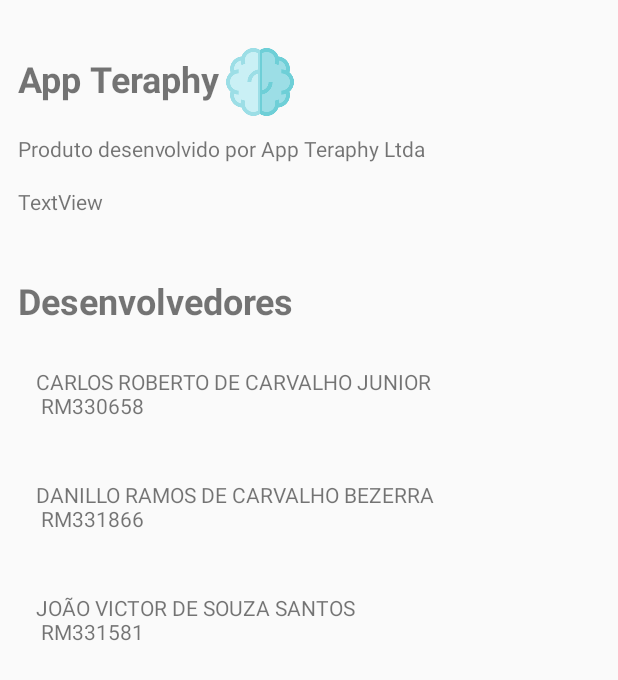
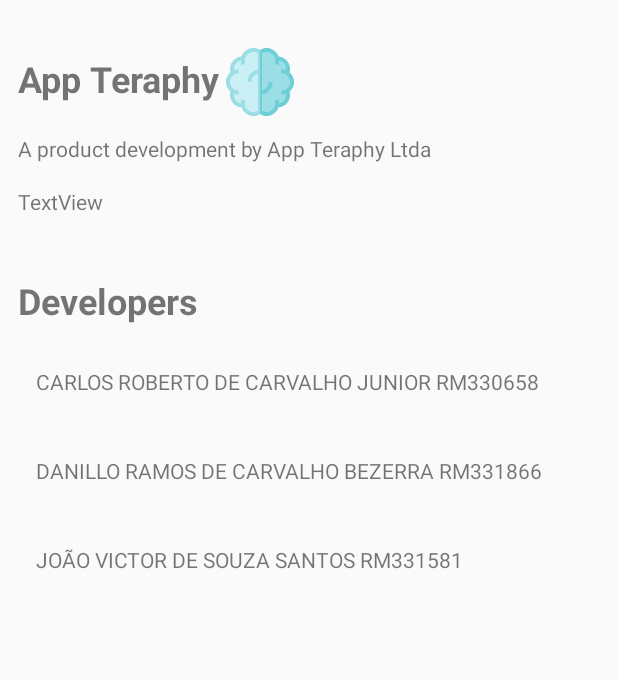
Before and after one commit to crcarvalho/AppTeraphy, an Android app: the layout activity_sobre.xml on its own in the app's theme, with its tools: preview values and no code run, on a phone screen of 412 x 824 dp. Shown: the top 680 px of the screen. Run offline under Robolectric (Android 15) with nearby library versions, the phone set to English and light mode, and no system bars.

Commit message:
Conclusão trabalho

```diff
--- a/app/src/main/java/com/example/carloscarvalho/appteraphy/CadastroEventoActivity.kt
+++ b/app/src/main/java/com/example/carloscarvalho/appteraphy/CadastroEventoActivity.kt
@@ -9,9 +9,7 @@ import com.example.carloscarvalho.appteraphy.extensions.value
 import com.example.carloscarvalho.appteraphy.model.Evento
 import com.google.firebase.auth.FirebaseAuth
 import com.google.firebase.database.FirebaseDatabase
-import kotlinx.android.synthetic.main.activity_cadastro.*
 import kotlinx.android.synthetic.main.activity_cadastro_evento.*
-import kotlinx.android.synthetic.main.eventos_item.*
 
 class CadastroEventoActivity : AppCompatActivity() {
 
--- a/app/src/main/java/com/example/carloscarvalho/appteraphy/SobreActivity.kt
+++ b/app/src/main/java/com/example/carloscarvalho/appteraphy/SobreActivity.kt
@@ -3,8 +3,6 @@ package com.example.carloscarvalho.appteraphy
 import android.support.v7.app.AppCompatActivity
 import android.os.Bundle
 import android.content.pm.PackageManager
-import android.R.attr.versionName
-import android.content.pm.PackageInfo
 import kotlinx.android.synthetic.main.activity_sobre.*
 
 
@@ -17,7 +15,7 @@ class SobreActivity : AppCompatActivity() {
         try {
             val pInfo = this.getPackageManager().getPackageInfo(packageName, 0)
             val version = pInfo.versionName
-            val textVersao = "Versão número: "+ version
+            val textVersao = getString(R.string.number_version)+ version
             tvSobreVersao.setText(textVersao)
         } catch (e: PackageManager.NameNotFoundException) {
             e.printStackTrace()
--- a/app/src/main/java/com/example/carloscarvalho/appteraphy/fragments/EventosFragment.kt
+++ b/app/src/main/java/com/example/carloscarvalho/appteraphy/fragments/EventosFragment.kt
@@ -71,6 +71,11 @@ class EventosFragment : Fragment() {
                 if( !evento?.idUser.equals(FirebaseAuth.getInstance().currentUser!!.uid) ) {
                     //Torna o botão excluir invisivel
                     viewHolder!!.itemView.btEventoItemExcluir?.visibility = View.INVISIBLE
+
+                    //Carrega o item para ser editado
+                    viewHolder!!.itemView.setOnClickListener {
+                        Toast.makeText(activity,getString(R.string.message_error_for_edit_event), Toast.LENGTH_SHORT ).show()
+                    }
                 }else{
                     //Mostra o botão excluir
                     viewHolder!!.itemView.btEventoItemExcluir?.visibility = View.VISIBLE
--- a/app/src/main/res/layout/activity_sobre.xml
+++ b/app/src/main/res/layout/activity_sobre.xml
@@ -33,7 +33,7 @@
     </LinearLayout>
 
     <TextView
-            android:text="Produto desenvolvido por App Teraphy Ltda"
+            android:text="@string/text_development_by"
             android:layout_width="match_parent"
             android:layout_height="wrap_content"
             android:id="@+id/tvSobreAutor"
@@ -63,7 +63,7 @@
 
 
     <TextView
-            android:text="Desenvolvedores"
+            android:text="@string/text_developers"
             android:layout_width="match_parent"
             android:layout_height="wrap_content"
             android:padding="@dimen/padding_reduce"
@@ -78,7 +78,7 @@
             app:layout_constraintStart_toStartOf="@+id/tvSobreVersao"
             app:layout_constraintEnd_toEndOf="@+id/tvSobreVersao" app:layout_constraintHorizontal_bias="0.0"/>
     <TextView
-            android:text="CARLOS ROBERTO DE CARVALHO JUNIOR \n RM330658"
+            android:text="@string/txt_dev_carlos"
             android:layout_width="match_parent"
             android:layout_height="wrap_content"
             android:padding="@dimen/padding_padrao"
@@ -92,7 +92,7 @@
             app:layout_constraintStart_toStartOf="@+id/tvDevs"
             app:layout_constraintEnd_toEndOf="@+id/tvDevs" />
     <TextView
-        android:text="DANILLO RAMOS DE CARVALHO BEZERRA \n RM331866"
+        android:text="@string/txt_dev_danillo"
         android:layout_width="match_parent"
         android:layout_height="wrap_content"
         android:padding="@dimen/padding_padrao"
@@ -106,7 +106,7 @@
         app:layout_constraintStart_toStartOf="@+id/tvDev1"
         app:layout_constraintEnd_toEndOf="@+id/tvDev1" />
     <TextView
-            android:text="JOÃO VICTOR DE SOUZA SANTOS \n RM331581"
+            android:text="@string/txt_dev_joao"
             android:layout_width="match_parent"
             android:layout_height="wrap_content"
             android:padding="@dimen/padding_padrao"
--- a/app/src/main/res/values/strings.xml
+++ b/app/src/main/res/values/strings.xml
@@ -66,4 +66,11 @@
     <string name="message_success_data_update">Data updated!</string>
     <string name="message_error_data_not_updated">Error updating data!</string>
     <string name="message_sccuess_event_deleted">Event deleted successfully!</string>
+    <string name="number_version">Version number:</string>
+    <string name="text_development_by">A product development by App Teraphy Ltda</string>
+    <string name="text_developers">Developers</string>
+    <string name="txt_dev_joao">JOÃO VICTOR DE SOUZA SANTOS RM331581</string>
+    <string name="txt_dev_danillo">DANILLO RAMOS DE CARVALHO BEZERRA RM331866</string>
+    <string name="txt_dev_carlos">CARLOS ROBERTO DE CARVALHO JUNIOR RM330658</string>
+    <string name="message_error_for_edit_event">Event can be edit by owners only!</string>
 </resources>
```
Also changed, not shown: 1 other file.
